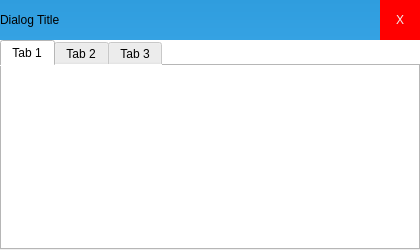
Qt form MessageForm.ui (longteng9/WikiMate) before a commit.
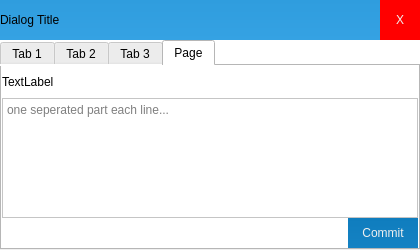
The same form after that commit.

```diff
--- a/MessageForm.ui
+++ b/MessageForm.ui
@@ -112,7 +112,7 @@
       <string notr="true">background-color: rgb(255, 255, 255);</string>
      </property>
      <property name="currentIndex">
-      <number>0</number>
+      <number>3</number>
      </property>
      <widget class="QWidget" name="tab">
       <attribute name="title">
@@ -450,6 +450,151 @@
        </item>
       </layout>
      </widget>
+     <widget class="QWidget" name="tab_4">
+      <attribute name="title">
+       <string>Page</string>
+      </attribute>
+      <layout class="QHBoxLayout" name="horizontalLayout_7">
+       <property name="spacing">
+        <number>0</number>
+       </property>
+       <property name="leftMargin">
+        <number>0</number>
+       </property>
+       <property name="topMargin">
+        <number>0</number>
+       </property>
+       <property name="rightMargin">
+        <number>0</number>
+       </property>
+       <property name="bottomMargin">
+        <number>0</number>
+       </property>
+       <item>
+        <layout class="QVBoxLayout" name="verticalLayout_5">
+         <property name="spacing">
+          <number>0</number>
+         </property>
+         <item>
+          <widget class="QLabel" name="labWordForSplitting">
+           <property name="sizePolicy">
+            <sizepolicy hsizetype="Expanding" vsizetype="Preferred">
+             <horstretch>0</horstretch>
+             <verstretch>0</verstretch>
+            </sizepolicy>
+           </property>
+           <property name="minimumSize">
+            <size>
+             <width>0</width>
+             <height>30</height>
+            </size>
+           </property>
+           <property name="maximumSize">
+            <size>
+             <width>16777215</width>
+             <height>16777215</height>
+            </size>
+           </property>
+           <property name="styleSheet">
+            <string notr="true">font: 11pt &quot;Microsoft YaHei&quot;;</string>
+           </property>
+           <property name="text">
+            <string>TextLabel</string>
+           </property>
+           <property name="alignment">
+            <set>Qt::AlignLeading|Qt::AlignLeft|Qt::AlignVCenter</set>
+           </property>
+           <property name="wordWrap">
+            <bool>true</bool>
+           </property>
+          </widget>
+         </item>
+         <item>
+          <widget class="QTextEdit" name="SplitWordEdit">
+           <property name="maximumSize">
+            <size>
+             <width>16777215</width>
+             <height>120</height>
+            </size>
+           </property>
+           <property name="styleSheet">
+            <string notr="true">font: 11pt &quot;Microsoft YaHei&quot;;</string>
+           </property>
+           <property name="placeholderText">
+            <string>one seperated part each line...</string>
+           </property>
+          </widget>
+         </item>
+         <item>
+          <layout class="QHBoxLayout" name="horizontalLayout_6">
+           <property name="spacing">
+            <number>0</number>
+           </property>
+           <item>
+            <spacer name="horizontalSpacer_3">
+             <property name="orientation">
+              <enum>Qt::Horizontal</enum>
+             </property>
+             <property name="sizeHint" stdset="0">
+              <size>
+               <width>40</width>
+               <height>20</height>
+              </size>
+             </property>
+            </spacer>
+           </item>
+           <item>
+            <widget class="QPushButton" name="btnCommitWordSplit">
+             <property name="sizePolicy">
+              <sizepolicy hsizetype="Minimum" vsizetype="Expanding">
+               <horstretch>0</horstretch>
+               <verstretch>0</verstretch>
+              </sizepolicy>
+             </property>
+             <property name="minimumSize">
+              <size>
+               <width>70</width>
+               <height>30</height>
+              </size>
+             </property>
+             <property name="maximumSize">
+              <size>
+               <width>16777215</width>
+               <height>30</height>
+              </size>
+             </property>
+             <property name="styleSheet">
+              <string notr="true">QPushButton{
+font: 10pt &quot;Verdana&quot;;
+border-style: none;
+border: 0px;
+color: #F0F0F0;
+padding: 5px;	
+min-height: 20px;
+border-radius:0px;
+background: qlineargradient(spread:pad, x1:0, y1:0, x2:0, y2:1, stop:0 #0F7DBE, stop:1 #1582C3); }
+QPushButton:hover{ 
+	background: qlineargradient(spread:pad, x1:0, y1:0, x2:0, y2:1, stop:0 #50A3F0, stop:1 #489CEA);
+}
+
+QPushButton:pressed{ 
+	background: qlineargradient(spread:pad, x1:0, y1:0, x2:0, y2:1, stop:0 #0F7DBE, stop:1 #1582C3);
+}</string>
+             </property>
+             <property name="text">
+              <string>Commit</string>
+             </property>
+             <property name="flat">
+              <bool>true</bool>
+             </property>
+            </widget>
+           </item>
+          </layout>
+         </item>
+        </layout>
+       </item>
+      </layout>
+     </widget>
     </widget>
    </item>
   </layout>
```
Left out of the diff: 6 changed lines with no effect on the pictures.
